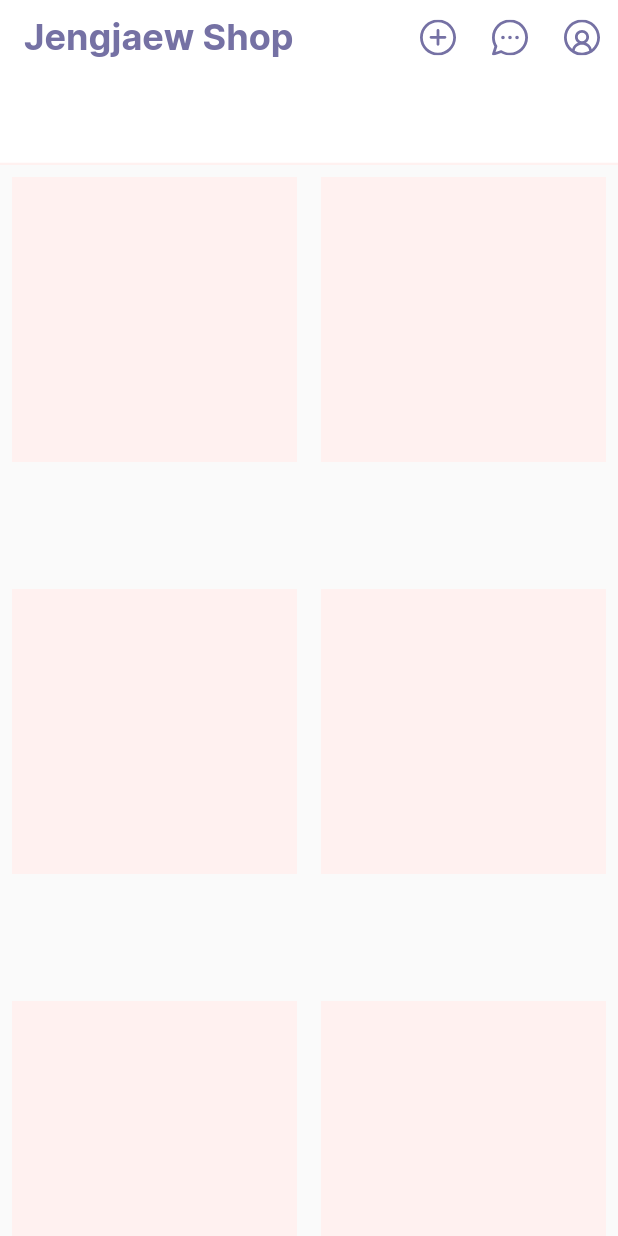
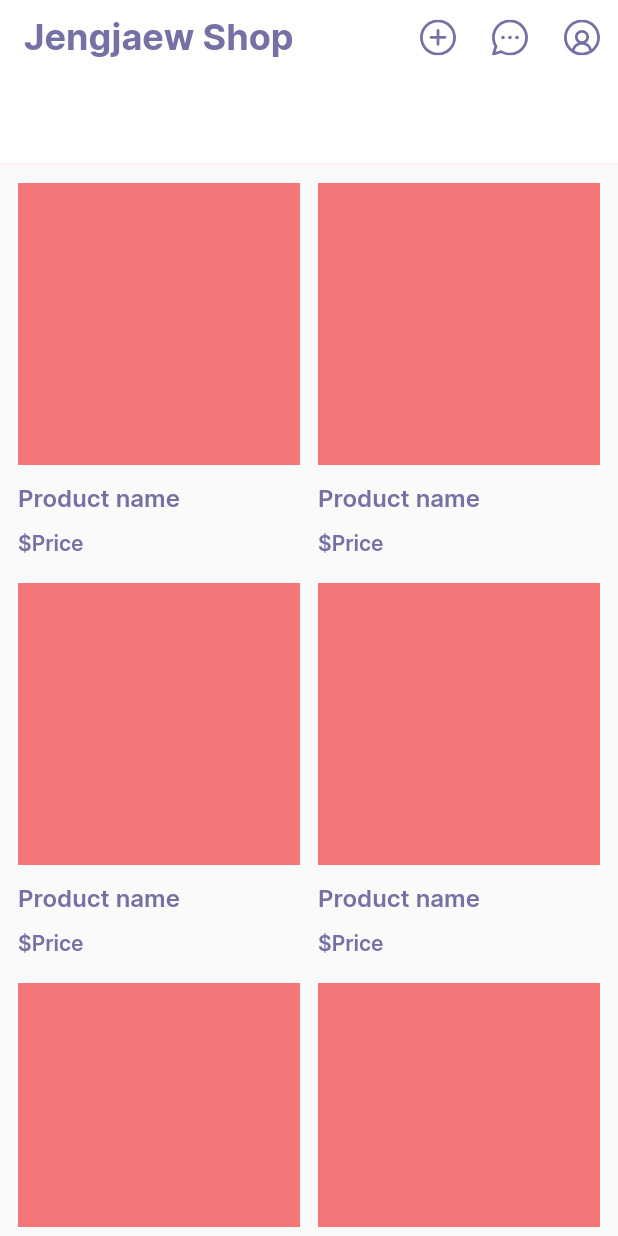
Before and after one commit to peerawitp/jengjaew_shop, a Flutter app: the screen it shows after launch, on a phone screen of 412 x 824 dp. Run offline on Flutter 3.47's test engine with Material 2 defaults, Android fonts, the phone set to English and light mode, and no system bars; our stand-ins replace flutter_svg.

Commit message:
🔥 Update home_screen.dart / Added Padding and style to GridView

```diff
--- a/lib/screens/home_screen.dart
+++ b/lib/screens/home_screen.dart
@@ -43,24 +43,43 @@ class _HomeScreenState extends State<HomeScreen> {
           )
         ],
       ),
-      body: GridView.builder(
+      body: Padding(
+        padding: const EdgeInsets.all(6.0),
+        child: GridView.builder(
             gridDelegate: SliverGridDelegateWithFixedCrossAxisCount(
                 crossAxisCount: 2, childAspectRatio: 0.75),
             itemCount: 10,
             itemBuilder: (BuildContext context, int index) {
               return Padding(
-              padding: const EdgeInsets.all(8.0),
+                padding: const EdgeInsets.all(6),
                 child: Column(
+                  crossAxisAlignment: CrossAxisAlignment.start,
                   children: [
                     AspectRatio(
                         aspectRatio: 1,
                         child: Container(
-                        decoration: BoxDecoration(color: kColorsCream),
-                      ))
+                          decoration: BoxDecoration(color: kColorsRed),
+                        )),
+                    SizedBox(
+                      height: 12,
+                    ),
+                    Text('Product name',
+                        style: Theme.of(context).textTheme.subtitle1),
+                    SizedBox(
+                      height: 12,
+                    ),
+                    Text(
+                      '\$Price',
+                      style: TextStyle(
+                          fontSize: 14.0,
+                          fontWeight: FontWeight.w600,
+                          color: kColorsPurple),
+                    )
                   ],
                 ),
               );
             }),
+      ),
     );
   }
 }
```
Lines whose indentation alone changed are shown as unchanged.
